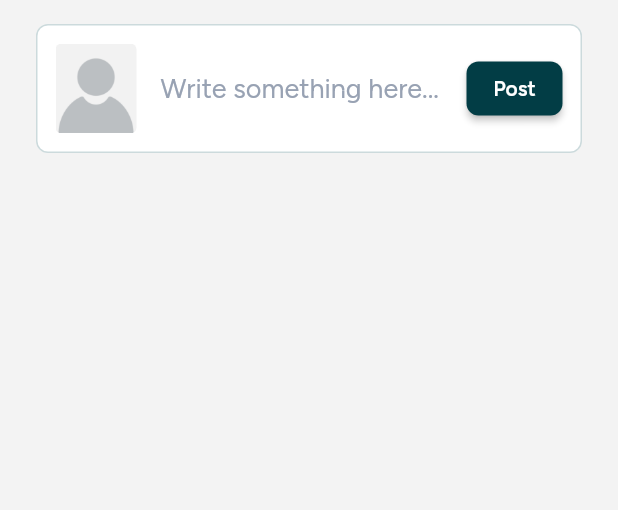
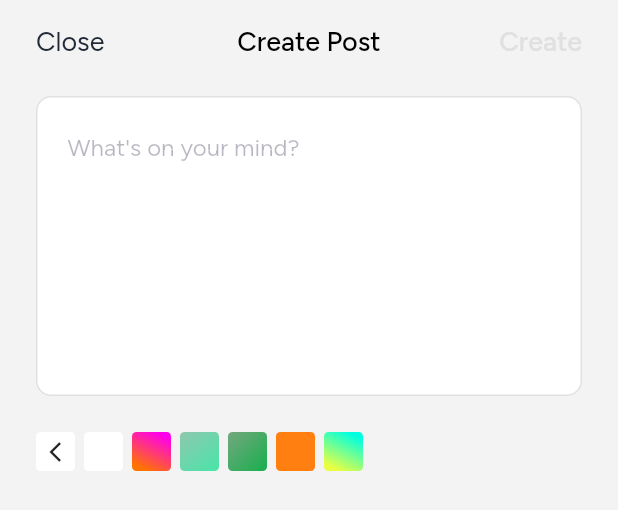
Before and after one commit to mohd-asfaq-e-azam-rifat/ezyfeed, a Flutter app: the WriteForFeedWidget widget shown alone on an empty page, opened directly, after a tap on "Write something here...", on a phone screen of 412 x 824 dp. Shown: the top 510 px of the screen. Run offline on Flutter 3.47's test engine with Material 3 defaults, Android fonts, the phone set to English and light mode, and no system bars; our stand-ins replace device_info_plus, dio, equatable, flutter_bloc, flutter_svg, fluttertoast and 5 more; missing offline and left inert: android_id, encrypt; accounts and stored records are empty; network calls fail; statements that could not run were skipped.

Commit message:
design the create post page along with background gradients

```diff
--- a/lib/constants.dart
+++ b/lib/constants.dart
@@ -11,6 +11,8 @@ const colorText4 = Color(0xFF667085);
 const colorText5 = Color(0xFF98A2B3);
 const colorText6 = Color(0xFF6662FF);
 const colorText7 = Color(0xFF333741);
+const colorText8 = Colors.black;
+const colorText9 = Color(0xFF181534);
 const colorBorder1 = Color(0xFFD0D5DD);
 const colorBottomBarBackground = Color(0xFFF2F4F7);
 const colorBottomBarSelected = Color(0xFF004852);
@@ -25,6 +27,7 @@ const colorPageBackground = Color(0xFFF3F3F3);
 const colorAppBarBackground = Color(0xFF115C67);
 const colorFeedItemMoreIcon = Color(0xFF232A37);
 const colorWriteForFeedBorder = Color(0x33004852);
+const colorCreatePostFormBorder = Color(0xFFE1E1E1);
 
 const colorDisabled1 = Color(0xFFE0E0E0);
 const colorDisabled2 = Color(0xFFAAA9A9);
@@ -72,7 +75,7 @@ const colorYellow1 = Color(0xFFF2C94C);
 const fontFamilyFigtree = "Figtree";
 
 // Regular Text Styles
-const textStyleAppBarTitle = TextStyle(
+const textStyleHomeAppBarTitle = TextStyle(
   fontFamily: fontFamilyFigtree,
   color: colorAccent,
   fontWeight: FontWeight.w600,
@@ -80,7 +83,7 @@ const textStyleAppBarTitle = TextStyle(
   height: 1.2,
 );
 
-final textStyleAppBarSubtitle = TextStyle(
+final textStyleHomeAppBarSubtitle = TextStyle(
   fontFamily: fontFamilyFigtree,
   color: colorAccent.withValues(alpha: 0.7),
   fontWeight: FontWeight.w500,
@@ -236,6 +239,30 @@ const textStyleFeedItemCommentCount = TextStyle(
   fontSize: 14.0,
 );
 
+const textStyleCreatePostAppBarTitle = TextStyle(
+  fontFamily: fontFamilyFigtree,
+  color: colorText8,
+  fontWeight: FontWeight.w500,
+  fontSize: 18.0,
+  height: 1.2,
+);
+
+const textStyleCreatePostAppBarLeading = TextStyle(
+  fontFamily: fontFamilyFigtree,
+  color: colorFeedItemMoreIcon,
+  fontWeight: FontWeight.w400,
+  fontSize: 18.0,
+  height: 1.2,
+);
+
+const textStyleCreatePostAppBarAction = TextStyle(
+  fontFamily: fontFamilyFigtree,
+  color: colorText6,
+  fontWeight: FontWeight.w500,
+  fontSize: 18.0,
+  height: 1.2,
+);
+
 abstract class CustomHttpHeader {
   static const serviceName = "x-service-name";
   static const uuid = "x-request-uuid";
--- a/lib/routes/routes.dart
+++ b/lib/routes/routes.dart
@@ -1,5 +1,7 @@
 import 'dart:core';
+
 import 'package:ezyfeed/ui/authentication/login/login_page.dart';
+import 'package:ezyfeed/ui/create_post/create_post_page.dart';
 import 'package:ezyfeed/ui/home/home_page.dart';
 import 'package:ezyfeed/ui/splash_screen/splash_screen.dart';
 import 'package:flutter/cupertino.dart';
@@ -11,6 +13,7 @@ class Routes {
   static const root = "ezyfeed://";
   static const login = "ezyfeed://login";
   static const home = "ezyfeed://home";
+  static const createPost = "ezyfeed://home/create-post";
 }
 
 List<String> get routes {
@@ -18,6 +21,7 @@ List<String> get routes {
     Routes.root,
     Routes.login,
     Routes.home,
+    Routes.createPost,
   ];
 }
 
@@ -63,6 +67,11 @@ Route<dynamic>? onGenerateRoute(RouteSettings settings) {
         builder: (_) => const HomePage(),
       );
 
+    case Routes.createPost:
+      return buildRoute(
+        builder: (_) => const CreatePostPage(),
+      );
+
     default:
       return null;
   }
--- a/lib/ui/authentication/login/login_page.dart
+++ b/lib/ui/authentication/login/login_page.dart
@@ -111,6 +111,7 @@ class _SignInWidgetState extends State<SignInWidget> {
 
   @override
   void initState() {
+    // TODO: remove sample credentials
     // Email
     _emailController = TextEditingController(text: "soniamalik@gmail.com");
     _emailController.addListener(_onEmailChanged);
--- a/lib/ui/community/write_for_feed_widget.dart
+++ b/lib/ui/community/write_for_feed_widget.dart
@@ -1,5 +1,7 @@
+import 'package:ezyfeed/base/navigation/navigation.dart';
 import 'package:ezyfeed/base/widget/button/base_filled_button.dart';
 import 'package:ezyfeed/constants.dart';
+import 'package:ezyfeed/routes/routes.dart';
 import 'package:flutter/material.dart';
 
 class WriteForFeedWidget extends StatelessWidget {
@@ -11,7 +13,7 @@ class WriteForFeedWidget extends StatelessWidget {
   Widget build(BuildContext context) {
     return GestureDetector(
       onTap: () {
-        // TODO: navigate to create post screen
+        context.to(Routes.createPost);
       },
       child: Container(
         margin: const EdgeInsets.only(
@@ -61,7 +63,7 @@ class WriteForFeedWidget extends StatelessWidget {
             BaseFilledButton(
               title: "Post",
               onPressed: () {
-                // TODO: navigate to create post screen
+                context.to(Routes.createPost);
               },
             ),
           ],
--- /dev/null
+++ b/lib/ui/create_post/create_post_page.dart
@@ -0,0 +1,318 @@
+import 'package:ezyfeed/base/helper/debounce.dart';
+import 'package:ezyfeed/base/navigation/navigation.dart';
+import 'package:ezyfeed/constants.dart';
+import 'package:ezyfeed/ui/extensions.dart';
+import 'package:flutter/material.dart';
+
+class CreatePostPage extends StatefulWidget {
+  const CreatePostPage({super.key});
+
+  @override
+  State<CreatePostPage> createState() => _CreatePostPageState();
+}
+
+class _CreatePostPageState extends State<CreatePostPage> {
+  // TODO: remove the following
+  // Sample text
+  static const String _text = "Hi, How you doing?";
+
+  // Gradients
+  static const List _backgroundGradients = [
+    LinearGradient(
+      begin: Alignment(-1.0, 0.0),
+      end: Alignment(1.0, 0.0),
+      transform: GradientRotation(90),
+      colors: [
+        Color(0xFFFFFFFF),
+        Color(0xFFFFFFFF),
+      ],
+    ),
+    LinearGradient(
+      begin: Alignment(-1.0, 0.0),
+      end: Alignment(1.0, 0.0),
+      transform: GradientRotation(90),
+      colors: [
+        Color(0xFFff00ea),
+        Color(0xFFff7300),
+      ],
+    ),
+    LinearGradient(
+      begin: Alignment.topLeft,
+      end: Alignment.bottomRight,
+      transform: GradientRotation(-135),
+      colors: [
+        Color.fromRGBO(72, 229, 169, 1),
+        Color.fromRGBO(143, 199, 173, 1),
+      ],
+    ),
+    LinearGradient(
+      begin: Alignment.topLeft,
+      end: Alignment.bottomRight,
+      colors: [
+        Color.fromRGBO(116, 167, 126, 1),
+        Color.fromRGBO(24, 175, 78, 1),
+      ],
+    ),
+    LinearGradient(
+      begin: Alignment.topLeft,
+      end: Alignment.bottomRight,
+      colors: [
+        Color(0xFFff7f11),
+        Color(0xFFff7f11),
+      ],
+    ),
+    LinearGradient(
+      begin: Alignment(-1.0, 0.0),
+      end: Alignment(1.0, 0.0),
+      transform: GradientRotation(90),
+      colors: [
+        Color(0xFF00ffe1),
+        Color(0xFFe9ff42),
+      ],
+    )
+  ];
+
+  static const _backgroundGradientValues = [
+    "{\"backgroundImage\": \"linear-gradient(90deg, rgb(255, 255, 255), rgb(255, 255, 255))\"}",
+    "{\"backgroundImage\": \"linear-gradient(90deg, rgb(255, 0, 234), rgb(255, 115, 0))\"}",
+    "{\"backgroundImage\": \"linear-gradient(-135deg, rgb(72, 229, 169), rgb(143, 199, 173))\"}",
+    "{\"backgroundImage\": \"linear-gradient(135deg, rgb(116, 167, 126), rgb(24, 175, 78))\"}",
+    "{\"backgroundImage\": \"linear-gradient(135deg, rgb(255, 127, 17), rgb(255, 127, 17))\"}",
+    "{\"backgroundImage\": \"linear-gradient(90deg, rgb(0, 255, 225), rgb(233, 255, 66))\"}",
+  ];
+
+  late int _gradientIndex;
+  late bool _isGradientsExpanded;
+
+  // Post
+  late TextEditingController _postController;
+  late DebounceHelper _postDebounceHelper;
+
+  // Action buttons
+  late bool _isActiveButton;
+
+  @override
+  void initState() {
+    _postController = TextEditingController();
+    _postController.addListener(_onPostChanged);
+    _postDebounceHelper = DebounceHelper();
+
+    _isActiveButton = false;
+    _gradientIndex = 0; // first gradient by default
+    _isGradientsExpanded = true; // show gradients by default
+    super.initState();
+  }
+
+  @override
+  void dispose() {
+    _postController.removeListener(_onPostChanged);
+    _postController.dispose();
+    _postDebounceHelper.dispose();
+    super.dispose();
+  }
+
+  void _onPostChanged() {
+    _postDebounceHelper.run(
+      () {
+        setState(() {
+          _isActiveButton = _validateForm();
+        });
+      },
+      milliseconds: 300,
+    );
+  }
+
+  bool _validateForm() {
+    final post = _postController.text.trim();
+    final isValidPost = post.isNotEmpty;
+
+    return isValidPost;
+  }
+
+  @override
+  Widget build(BuildContext context) {
+    final appBarTheme = Theme.of(context).appBarTheme;
+
+    return Scaffold(
+      appBar: AppBar(
+        centerTitle: true,
+        title: Text("Create Post"),
+        leadingWidth: 96.0,
+        leading: GestureDetector(
+          onTap: () {
+            context.back();
+          },
+          child: Padding(
+            padding: const EdgeInsets.symmetric(horizontal: 24.0),
+            child: Align(
+              alignment: Alignment.centerLeft,
+              child: Text(
+                "Close",
+                style: textStyleCreatePostAppBarLeading,
+              ),
+            ),
+          ),
+        ),
+        actions: [
+          GestureDetector(
+            onTap: _isActiveButton == true
+                ? () {
+                    // TODO: integrate post creation API
+                  }
+                : null,
+            child: Padding(
+              padding: const EdgeInsets.symmetric(horizontal: 24.0),
+              child: Center(
+                child: Text(
+                  "Create",
+                  style: textStyleCreatePostAppBarAction.copyWith(
+                    color: _isActiveButton ? colorText6 : colorDisabled1,
+                  ),
+                ),
+              ),
+            ),
+          ),
+        ],
+        titleTextStyle: textStyleCreatePostAppBarTitle,
+        backgroundColor: Colors.transparent,
+        systemOverlayStyle: appBarTheme.systemOverlayStyle?.copyWith(
+          systemNavigationBarColor: colorPageBackground,
+          systemNavigationBarContrastEnforced: false,
+          systemNavigationBarIconBrightness: Brightness.dark,
+          systemNavigationBarDividerColor: Colors.transparent,
+          statusBarColor: Colors.transparent,
+          statusBarIconBrightness: Brightness.dark,
+          statusBarBrightness: Brightness.light,
+          systemStatusBarContrastEnforced: false,
+        ),
+        elevation: 0.0,
+      ),
+      body: Column(
+        children: [
+          Container(
+            decoration: BoxDecoration(
+              color: colorAccent,
+              borderRadius: BorderRadius.all(
+                Radius.circular(10.0),
+              ),
+              border: Border.fromBorderSide(
+                BorderSide(color: colorCreatePostFormBorder),
+              ),
+              gradient: _backgroundGradients[_gradientIndex],
+            ),
+            height: 200.0,
+            margin: const EdgeInsets.only(
+              top: 8.0,
+              left: 24.0,
+              right: 24.0,
+              bottom: 16.0,
+            ),
+            child: TextFormField(
+              keyboardType: TextInputType.multiline,
+              style: textStyleFormText.copyWith(
+                fontSize: 16.0,
+                color: colorText9,
+                height: 1.5,
+              ),
+              minLines: 1,
+              maxLines: null,
+              controller: _postController,
+              onTapOutside: (event) {
+                context.hideKeyboard();
+              },
+              decoration: InputDecoration(
+                border: InputBorder.none,
+                focusedBorder: InputBorder.none,
+                enabledBorder: InputBorder.none,
+                errorBorder: InputBorder.none,
+                disabledBorder: InputBorder.none,
+                hintText: "What's on your mind?",
+                counterText: "",
+                contentPadding: const EdgeInsets.all(20.0),
+                hintStyle: textStyleFormText.copyWith(
+                  fontSize: 16.0,
+                  color: colorText9.withValues(alpha: 0.3),
+                  height: 1.5,
+                ),
+              ),
+            ),
+          ),
+          Container(
+            margin: const EdgeInsets.only(
+              top: 8.0,
+              left: 24.0,
+              right: 24.0,
+              bottom: 16.0,
+            ),
+            width: double.maxFinite,
+            height: 26.0,
+            child: Row(
+              spacing: 6.0,
+              children: [
+                GestureDetector(
+                  child: Container(
+                    width: 26.0,
+                    height: 26.0,
+                    decoration: BoxDecoration(
+                      color: Colors.white,
+                      borderRadius: BorderRadius.all(
+                        Radius.circular(3.0),
+                      ),
+                    ),
+                    child: Icon(
+                      _isGradientsExpanded
+                          ? Icons.arrow_back_ios_outlined
+                          : Icons.arrow_forward_ios_outlined,
+                      size: 16.0,
+                    ),
+                  ),
+                  onTap: () {
+                    // Toggle the expansion
+                    setState(() {
+                      _isGradientsExpanded = !_isGradientsExpanded;
+                    });
+                  },
+                ),
+                Expanded(
+                  child: _isGradientsExpanded
+                      ? ListView.separated(
+                          scrollDirection: Axis.horizontal,
+                          physics: BouncingScrollPhysics(),
+                          itemCount: _backgroundGradients.length,
+                          itemBuilder: (context, index) {
+                            final item = _backgroundGradients[index];
+                            return GestureDetector(
+                              onTap: () {
+                                setState(() {
+                                  _gradientIndex = index;
+                                });
+                              },
+                              child: Container(
+                                width: 26.0,
+                                height: 26.0,
+                                decoration: BoxDecoration(
+                                  gradient: item,
+                                  borderRadius: BorderRadius.all(
+                                    Radius.circular(3.0),
+                                  ),
+                                ),
+                              ),
+                            );
+                          },
+                          separatorBuilder: (BuildContext context, int index) {
+                            return const SizedBox(width: 6.0);
+                          },
+                        )
+                      : const SizedBox.shrink(),
+                ),
+              ],
+            ),
+          ),
+          Expanded(
+            child: const SizedBox.expand(),
+          ),
+        ],
+      ),
+    );
+  }
+}
--- a/lib/ui/home/home_page.dart
+++ b/lib/ui/home/home_page.dart
@@ -52,11 +52,11 @@ class _HomePageState extends State<HomePage> {
                 children: [
                   Text(
                     "Python Developer Community",
-                    style: textStyleAppBarTitle,
+                    style: textStyleHomeAppBarTitle,
                   ),
                   Text(
                     "#General",
-                    style: textStyleAppBarSubtitle,
+                    style: textStyleHomeAppBarSubtitle,
                   ),
                 ],
               ),
```
